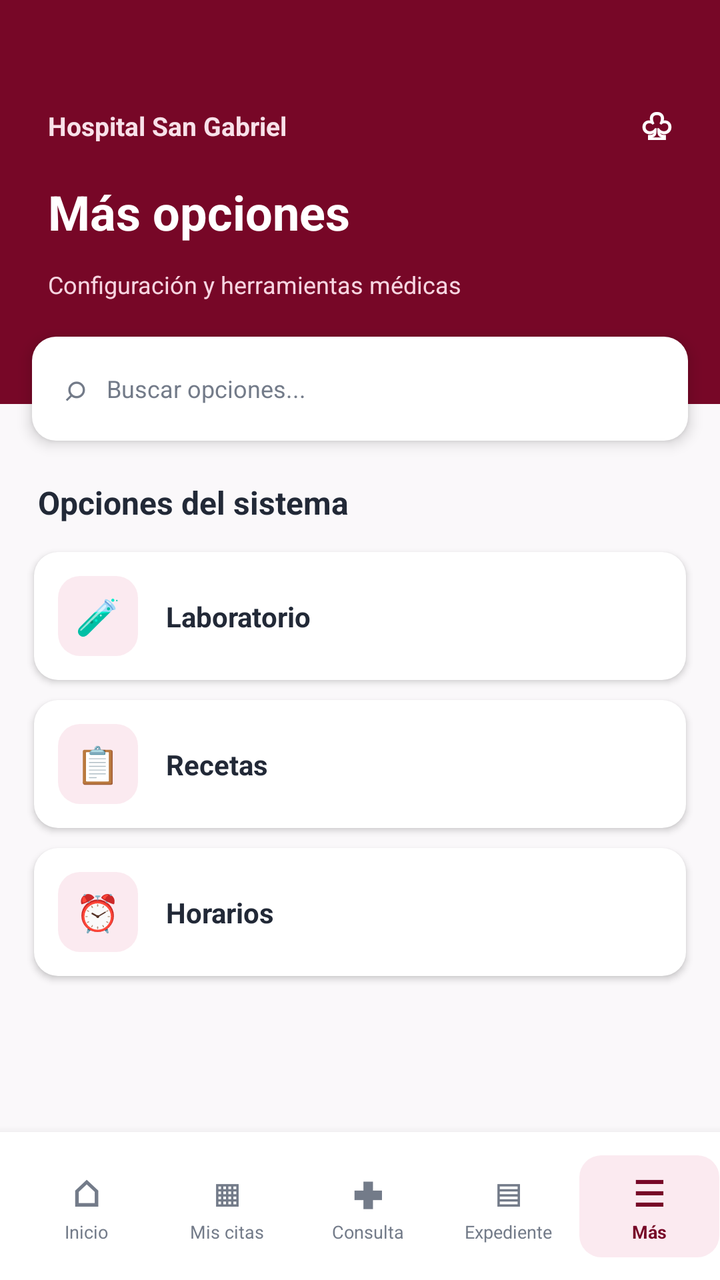
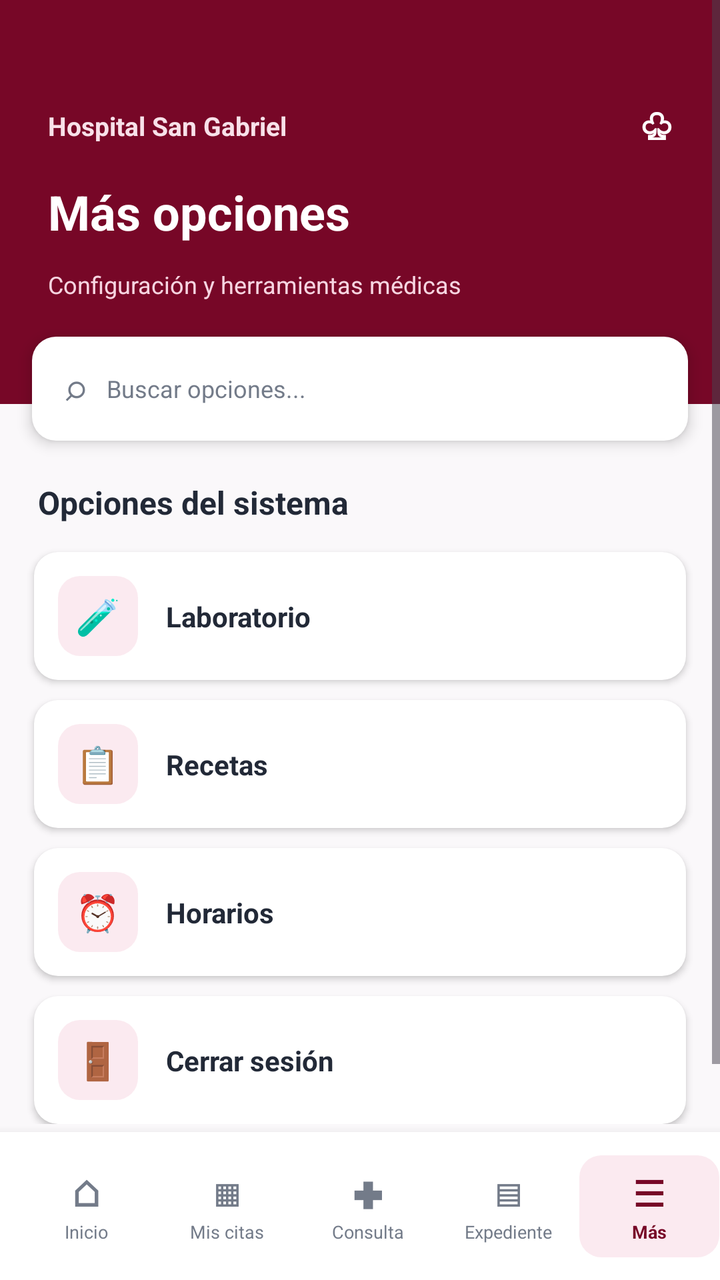

Screens rendered from an Android XML layout before and after an edit, with the pre-edit source and the edit as a unified diff.
<!-- AndroidManifest.xml: activity theme Theme.Hospital_Universitario -->
<!-- res/layout/activity_doctor_more.xml -->
<?xml version="1.0" encoding="utf-8"?>
<androidx.constraintlayout.widget.ConstraintLayout xmlns:android="http://schemas.android.com/apk/res/android"
    xmlns:app="http://schemas.android.com/apk/res-auto"
    xmlns:tools="http://schemas.android.com/tools"
    android:layout_width="match_parent"
    android:layout_height="match_parent"
    android:background="@color/background_main"
    tools:context=".DoctorMoreActivity">

    
    <ScrollView
        android:layout_width="0dp"
        android:layout_height="0dp"
        android:fillViewport="true"
        app:layout_constraintBottom_toTopOf="@id/bottomNavContainer"
        app:layout_constraintEnd_toEndOf="parent"
        app:layout_constraintStart_toStartOf="parent"
        app:layout_constraintTop_toTopOf="parent">

        <androidx.constraintlayout.widget.ConstraintLayout
            android:layout_width="match_parent"
            android:layout_height="wrap_content"
            android:paddingBottom="40dp">

            
            <View
                android:id="@+id/viewHeader"
                android:layout_width="0dp"
                android:layout_height="202dp"
                android:background="@color/wine_primary"
                app:layout_constraintEnd_toEndOf="parent"
                app:layout_constraintStart_toStartOf="parent"
                app:layout_constraintTop_toTopOf="parent" />

            
            <TextView
                android:id="@+id/tvHeaderHospital"
                android:layout_width="0dp"
                android:layout_height="wrap_content"
                android:layout_marginStart="24dp"
                android:layout_marginTop="54dp"
                android:layout_marginEnd="16dp"
                android:text="@string/hospital_san_gabriel"
                android:textColor="#F8E1E9"
                android:textSize="13sp"
                android:textStyle="bold"
                app:layout_constraintEnd_toStartOf="@id/tvHeaderIcon"
                app:layout_constraintStart_toStartOf="parent"
                app:layout_constraintTop_toTopOf="parent" />

            <TextView
                android:id="@+id/tvHeaderIcon"
                android:layout_width="wrap_content"
                android:layout_height="wrap_content"
                android:layout_marginEnd="24dp"
                android:text="♧"
                android:textColor="@color/white"
                android:textSize="18sp"
                android:textStyle="bold"
                app:layout_constraintBottom_toBottomOf="@id/tvHeaderHospital"
                app:layout_constraintEnd_toEndOf="parent"
                app:layout_constraintTop_toTopOf="@id/tvHeaderHospital" />

            
            <TextView
                android:id="@+id/tvScreenTitle"
                android:layout_width="0dp"
                android:layout_height="wrap_content"
                android:layout_marginStart="24dp"
                android:layout_marginTop="18dp"
                android:layout_marginEnd="24dp"
                android:text="@string/doctor_more_title"
                android:textColor="@color/white"
                android:textSize="24sp"
                android:textStyle="bold"
                app:layout_constraintEnd_toEndOf="parent"
                app:layout_constraintStart_toStartOf="parent"
                app:layout_constraintTop_toBottomOf="@id/tvHeaderHospital" />

            
            <TextView
                android:id="@+id/tvScreenSubtitle"
                android:layout_width="0dp"
                android:layout_height="wrap_content"
                android:layout_marginStart="24dp"
                android:layout_marginTop="12dp"
                android:layout_marginEnd="24dp"
                android:text="@string/doctor_more_subtitle"
                android:textColor="#F7D5E1"
                android:textSize="12sp"
                app:layout_constraintEnd_toEndOf="parent"
                app:layout_constraintStart_toStartOf="parent"
                app:layout_constraintTop_toBottomOf="@id/tvScreenTitle" />

            
            <LinearLayout
                android:id="@+id/cardSearch"
                android:layout_width="0dp"
                android:layout_height="52dp"
                android:layout_marginStart="16dp"
                android:layout_marginEnd="16dp"
                android:layout_marginTop="18dp"
                android:background="@drawable/bg_dashboard_card"
                android:elevation="4dp"
                android:gravity="center_vertical"
                android:orientation="horizontal"
                android:paddingStart="16dp"
                android:paddingEnd="16dp"
                app:layout_constraintEnd_toEndOf="parent"
                app:layout_constraintStart_toStartOf="parent"
                app:layout_constraintTop_toBottomOf="@id/tvScreenSubtitle">

                <TextView
                    android:layout_width="wrap_content"
                    android:layout_height="wrap_content"
                    android:text="⌕"
                    android:textColor="#737B89"
                    android:textSize="18sp" />

                <TextView
                    android:layout_width="match_parent"
                    android:layout_height="wrap_content"
                    android:layout_marginStart="10dp"
                    android:text="@string/doctor_search_more_hint"
                    android:textColor="#737B89"
                    android:textSize="12sp" />
            </LinearLayout>

            
            <TextView
                android:id="@+id/tvOptionsSectionTitle"
                android:layout_width="0dp"
                android:layout_height="wrap_content"
                android:layout_marginStart="19dp"
                android:layout_marginTop="20dp"
                android:layout_marginEnd="19dp"
                android:text="@string/doctor_more_section_title"
                android:textColor="#222937"
                android:textSize="16sp"
                android:textStyle="bold"
                app:layout_constraintEnd_toEndOf="parent"
                app:layout_constraintStart_toStartOf="parent"
                app:layout_constraintTop_toBottomOf="@id/cardSearch" />

            
            <androidx.constraintlayout.widget.ConstraintLayout
                android:id="@+id/cardOpt1"
                android:layout_width="0dp"
                android:layout_height="64dp"
                android:layout_marginStart="17dp"
                android:layout_marginTop="14dp"
                android:layout_marginEnd="17dp"
                android:background="@drawable/bg_dashboard_card"
                android:clickable="true"
                android:focusable="true"
                android:elevation="2dp"
                app:layout_constraintEnd_toEndOf="parent"
                app:layout_constraintStart_toStartOf="parent"
                app:layout_constraintTop_toBottomOf="@id/tvOptionsSectionTitle">

                <FrameLayout
                    android:id="@+id/flIcon1"
                    android:layout_width="40dp"
                    android:layout_height="40dp"
                    android:layout_marginStart="12dp"
                    android:background="@drawable/bg_nav_selected"
                    app:layout_constraintBottom_toBottomOf="parent"
                    app:layout_constraintStart_toStartOf="parent"
                    app:layout_constraintTop_toTopOf="parent">

                    <TextView
                        android:layout_width="wrap_content"
                        android:layout_height="wrap_content"
                        android:layout_gravity="center"
                        android:text="🧪"
                        android:textSize="18sp" />
                </FrameLayout>

                <TextView
                    android:layout_width="0dp"
                    android:layout_height="wrap_content"
                    android:layout_marginStart="14dp"
                    android:layout_marginEnd="14dp"
                    android:text="@string/doc_more_opt_lab"
                    android:textColor="#222937"
                    android:textSize="14sp"
                    android:textStyle="bold"
                    app:layout_constraintBottom_toBottomOf="parent"
                    app:layout_constraintEnd_toEndOf="parent"
                    app:layout_constraintStart_toEndOf="@id/flIcon1"
                    app:layout_constraintTop_toTopOf="parent" />
            </androidx.constraintlayout.widget.ConstraintLayout>

            
            <androidx.constraintlayout.widget.ConstraintLayout
                android:id="@+id/cardOpt2"
                android:layout_width="0dp"
                android:layout_height="64dp"
                android:layout_marginStart="17dp"
                android:layout_marginTop="10dp"
                android:layout_marginEnd="17dp"
                android:background="@drawable/bg_dashboard_card"
                android:clickable="true"
                android:focusable="true"
                android:elevation="2dp"
                app:layout_constraintEnd_toEndOf="parent"
                app:layout_constraintStart_toStartOf="parent"
                app:layout_constraintTop_toBottomOf="@id/cardOpt1">

                <FrameLayout
                    android:id="@+id/flIcon2"
                    android:layout_width="40dp"
                    android:layout_height="40dp"
                    android:layout_marginStart="12dp"
                    android:background="@drawable/bg_nav_selected"
                    app:layout_constraintBottom_toBottomOf="parent"
                    app:layout_constraintStart_toStartOf="parent"
                    app:layout_constraintTop_toTopOf="parent">

                    <TextView
                        android:layout_width="wrap_content"
                        android:layout_height="wrap_content"
                        android:layout_gravity="center"
                        android:text="📋"
                        android:textSize="18sp" />
                </FrameLayout>

                <TextView
                    android:layout_width="0dp"
                    android:layout_height="wrap_content"
                    android:layout_marginStart="14dp"
                    android:layout_marginEnd="14dp"
                    android:text="@string/doc_more_opt_prescriptions"
                    android:textColor="#222937"
                    android:textSize="14sp"
                    android:textStyle="bold"
                    app:layout_constraintBottom_toBottomOf="parent"
                    app:layout_constraintEnd_toEndOf="parent"
                    app:layout_constraintStart_toEndOf="@id/flIcon2"
                    app:layout_constraintTop_toTopOf="parent" />
            </androidx.constraintlayout.widget.ConstraintLayout>

            
            <androidx.constraintlayout.widget.ConstraintLayout
                android:id="@+id/cardOpt3"
                android:layout_width="0dp"
                android:layout_height="64dp"
                android:layout_marginStart="17dp"
                android:layout_marginTop="10dp"
                android:layout_marginEnd="17dp"
                android:background="@drawable/bg_dashboard_card"
                android:clickable="true"
                android:focusable="true"
                android:elevation="2dp"
                app:layout_constraintEnd_toEndOf="parent"
                app:layout_constraintStart_toStartOf="parent"
                app:layout_constraintTop_toBottomOf="@id/cardOpt2">

                <FrameLayout
                    android:id="@+id/flIcon3"
                    android:layout_width="40dp"
                    android:layout_height="40dp"
                    android:layout_marginStart="12dp"
                    android:background="@drawable/bg_nav_selected"
                    app:layout_constraintBottom_toBottomOf="parent"
                    app:layout_constraintStart_toStartOf="parent"
                    app:layout_constraintTop_toTopOf="parent">

                    <TextView
                        android:layout_width="wrap_content"
                        android:layout_height="wrap_content"
                        android:layout_gravity="center"
                        android:text="⏰"
                        android:textSize="18sp" />
                </FrameLayout>

                <TextView
                    android:layout_width="0dp"
                    android:layout_height="wrap_content"
                    android:layout_marginStart="14dp"
                    android:layout_marginEnd="14dp"
                    android:text="@string/doc_more_opt_schedule"
                    android:textColor="#222937"
                    android:textSize="14sp"
                    android:textStyle="bold"
                    app:layout_constraintBottom_toBottomOf="parent"
                    app:layout_constraintEnd_toEndOf="parent"
                    app:layout_constraintStart_toEndOf="@id/flIcon3"
                    app:layout_constraintTop_toTopOf="parent" />
            </androidx.constraintlayout.widget.ConstraintLayout>

        </androidx.constraintlayout.widget.ConstraintLayout>
    </ScrollView>

    
    <androidx.constraintlayout.widget.ConstraintLayout
        android:id="@+id/bottomNavContainer"
        android:layout_width="0dp"
        android:layout_height="74dp"
        android:background="@color/white"
        android:elevation="8dp"
        app:layout_constraintBottom_toBottomOf="parent"
        app:layout_constraintEnd_toEndOf="parent"
        app:layout_constraintStart_toStartOf="parent">

        
        <LinearLayout
            android:id="@+id/tabInicio"
            android:layout_width="70dp"
            android:layout_height="51dp"
            android:layout_marginStart="8dp"
            android:background="?attr/selectableItemBackground"
            android:clickable="true"
            android:focusable="true"
            android:gravity="center"
            android:orientation="vertical"
            app:layout_constraintBottom_toBottomOf="parent"
            app:layout_constraintEnd_toStartOf="@id/tabCitas"
            app:layout_constraintStart_toStartOf="parent"
            app:layout_constraintTop_toTopOf="parent">

            <TextView
                android:layout_width="wrap_content"
                android:layout_height="wrap_content"
                android:text="⌂"
                android:textColor="#737B89"
                android:textSize="18sp"
                android:textStyle="bold" />

            <TextView
                android:layout_width="wrap_content"
                android:layout_height="wrap_content"
                android:layout_marginTop="1dp"
                android:text="@string/nav_inicio"
                android:textColor="#737B89"
                android:textSize="9sp" />
        </LinearLayout>

        
        <LinearLayout
            android:id="@+id/tabCitas"
            android:layout_width="70dp"
            android:layout_height="51dp"
            android:background="?attr/selectableItemBackground"
            android:clickable="true"
            android:focusable="true"
            android:gravity="center"
            android:orientation="vertical"
            app:layout_constraintBottom_toBottomOf="parent"
            app:layout_constraintEnd_toStartOf="@id/tabConsulta"
            app:layout_constraintStart_toEndOf="@id/tabInicio"
            app:layout_constraintTop_toTopOf="parent">

            <TextView
                android:layout_width="wrap_content"
                android:layout_height="wrap_content"
                android:text="▦"
                android:textColor="#737B89"
                android:textSize="18sp"
                android:textStyle="bold" />

            <TextView
                android:layout_width="wrap_content"
                android:layout_height="wrap_content"
                android:layout_marginTop="1dp"
                android:text="@string/nav_doctor_appointments"
                android:textColor="#737B89"
                android:textSize="9sp" />
        </LinearLayout>

        
        <LinearLayout
            android:id="@+id/tabConsulta"
            android:layout_width="70dp"
            android:layout_height="51dp"
            android:background="?attr/selectableItemBackground"
            android:clickable="true"
            android:focusable="true"
            android:gravity="center"
            android:orientation="vertical"
            app:layout_constraintBottom_toBottomOf="parent"
            app:layout_constraintEnd_toStartOf="@id/tabExpediente"
            app:layout_constraintStart_toEndOf="@id/tabCitas"
            app:layout_constraintTop_toTopOf="parent">

            <TextView
                android:layout_width="wrap_content"
                android:layout_height="wrap_content"
                android:text="✚"
                android:textColor="#737B89"
                android:textSize="18sp"
                android:textStyle="bold" />

            <TextView
                android:layout_width="wrap_content"
                android:layout_height="wrap_content"
                android:layout_marginTop="1dp"
                android:text="@string/nav_doctor_consult"
                android:textColor="#737B89"
                android:textSize="9sp" />
        </LinearLayout>

        
        <LinearLayout
            android:id="@+id/tabExpediente"
            android:layout_width="70dp"
            android:layout_height="51dp"
            android:background="?attr/selectableItemBackground"
            android:clickable="true"
            android:focusable="true"
            android:gravity="center"
            android:orientation="vertical"
            app:layout_constraintBottom_toBottomOf="parent"
            app:layout_constraintEnd_toStartOf="@id/tabMas"
            app:layout_constraintStart_toEndOf="@id/tabConsulta"
            app:layout_constraintTop_toTopOf="parent">

            <TextView
                android:layout_width="wrap_content"
                android:layout_height="wrap_content"
                android:text="▤"
                android:textColor="#737B89"
                android:textSize="18sp"
                android:textStyle="bold" />

            <TextView
                android:layout_width="wrap_content"
                android:layout_height="wrap_content"
                android:layout_marginTop="1dp"
                android:text="@string/nav_doctor_records"
                android:textColor="#737B89"
                android:textSize="9sp" />
        </LinearLayout>

        
        <LinearLayout
            android:id="@+id/tabMas"
            android:layout_width="70dp"
            android:layout_height="51dp"
            android:background="@drawable/bg_nav_selected"
            android:gravity="center"
            android:orientation="vertical"
            app:layout_constraintBottom_toBottomOf="parent"
            app:layout_constraintEnd_toEndOf="parent"
            app:layout_constraintStart_toEndOf="@id/tabExpediente"
            app:layout_constraintTop_toTopOf="parent">

            <TextView
                android:layout_width="wrap_content"
                android:layout_height="wrap_content"
                android:text="☰"
                android:textColor="@color/wine_primary"
                android:textSize="18sp"
                android:textStyle="bold" />

            <TextView
                android:layout_width="wrap_content"
                android:layout_height="wrap_content"
                android:layout_marginTop="1dp"
                android:text="@string/nav_more"
                android:textColor="@color/wine_primary"
                android:textSize="9sp"
                android:textStyle="bold" />
        </LinearLayout>

        

    </androidx.constraintlayout.widget.ConstraintLayout>

</androidx.constraintlayout.widget.ConstraintLayout>
<!-- resources referenced by this layout -->
<resources>
  <color name="background_main">#FAF8FA</color>
  <color name="white">#FFFFFFFF</color>
  <color name="wine_primary">#770727</color>
  <!-- drawable bg_dashboard_card (drawable) -->
  <?xml version="1.0" encoding="utf-8"?>
  <shape xmlns:android="http://schemas.android.com/apk/res/android"
      android:shape="rectangle">
      <solid android:color="@color/white" />
      <corners android:radius="12dp" />
  </shape>
  <!-- drawable bg_nav_selected (drawable) -->
  <?xml version="1.0" encoding="utf-8"?>
  <shape xmlns:android="http://schemas.android.com/apk/res/android"
      android:shape="rectangle">
      <solid android:color="#FBEAF0" />
      <corners android:radius="11dp" />
  </shape>
  <string name="doc_more_opt_lab">Laboratorio</string>
  <string name="doc_more_opt_prescriptions">Recetas</string>
  <string name="doc_more_opt_schedule">Horarios</string>
  <string name="doctor_more_section_title">Opciones del sistema</string>
  <string name="doctor_more_subtitle">Configuración y herramientas médicas</string>
  <string name="doctor_more_title">Más opciones</string>
  <string name="doctor_search_more_hint">Buscar opciones...</string>
  <string name="hospital_san_gabriel">Hospital San Gabriel</string>
  <string name="nav_doctor_appointments">Mis citas</string>
  <string name="nav_doctor_consult">Consulta</string>
  <string name="nav_doctor_records">Expediente</string>
  <string name="nav_inicio">Inicio</string>
  <string name="nav_more">Más</string>
  <style name="Theme.Hospital_Universitario" parent="Theme.Material3.DayNight.NoActionBar" />
</resources>

<!-- the commit's change to res/layout/activity_doctor_more.xml (unified diff, before → after) -->
@@ -286,6 +286,55 @@
                     app:layout_constraintBottom_toBottomOf="parent"
                     app:layout_constraintEnd_toEndOf="parent"
                     app:layout_constraintStart_toEndOf="@id/flIcon3"
+                    app:layout_constraintTop_toTopOf="parent" />
+            </androidx.constraintlayout.widget.ConstraintLayout>
+
+            
+            <androidx.constraintlayout.widget.ConstraintLayout
+                android:id="@+id/cardOpt4"
+                android:layout_width="0dp"
+                android:layout_height="64dp"
+                android:layout_marginStart="17dp"
+                android:layout_marginTop="10dp"
+                android:layout_marginEnd="17dp"
+                android:background="@drawable/bg_dashboard_card"
+                android:clickable="true"
+                android:focusable="true"
+                android:elevation="2dp"
+                app:layout_constraintEnd_toEndOf="parent"
+                app:layout_constraintStart_toStartOf="parent"
+                app:layout_constraintTop_toBottomOf="@id/cardOpt3">
+
+                <FrameLayout
+                    android:id="@+id/flIcon4"
+                    android:layout_width="40dp"
+                    android:layout_height="40dp"
+                    android:layout_marginStart="12dp"
+                    android:background="@drawable/bg_nav_selected"
+                    app:layout_constraintBottom_toBottomOf="parent"
+                    app:layout_constraintStart_toStartOf="parent"
+                    app:layout_constraintTop_toTopOf="parent">
+
+                    <TextView
+                        android:layout_width="wrap_content"
+                        android:layout_height="wrap_content"
+                        android:layout_gravity="center"
+                        android:text="🚪"
+                        android:textSize="18sp" />
+                </FrameLayout>
+
+                <TextView
+                    android:layout_width="0dp"
+                    android:layout_height="wrap_content"
+                    android:layout_marginStart="14dp"
+                    android:layout_marginEnd="14dp"
+                    android:text="@string/doctor_more_opt_logout"
+                    android:textColor="#222937"
+                    android:textSize="14sp"
+                    android:textStyle="bold"
+                    app:layout_constraintBottom_toBottomOf="parent"
+                    app:layout_constraintEnd_toEndOf="parent"
+                    app:layout_constraintStart_toEndOf="@id/flIcon4"
                     app:layout_constraintTop_toTopOf="parent" />
             </androidx.constraintlayout.widget.ConstraintLayout>
 
<!-- resource entries referenced after the edit -->
@@ -20,6 +20,7 @@
   <string name="doc_more_opt_lab">Laboratorio</string>
   <string name="doc_more_opt_prescriptions">Recetas</string>
   <string name="doc_more_opt_schedule">Horarios</string>
+  <string name="doctor_more_opt_logout">Cerrar sesión</string>
   <string name="doctor_more_section_title">Opciones del sistema</string>
   <string name="doctor_more_subtitle">Configuración y herramientas médicas</string>
   <string name="doctor_more_title">Más opciones</string>
